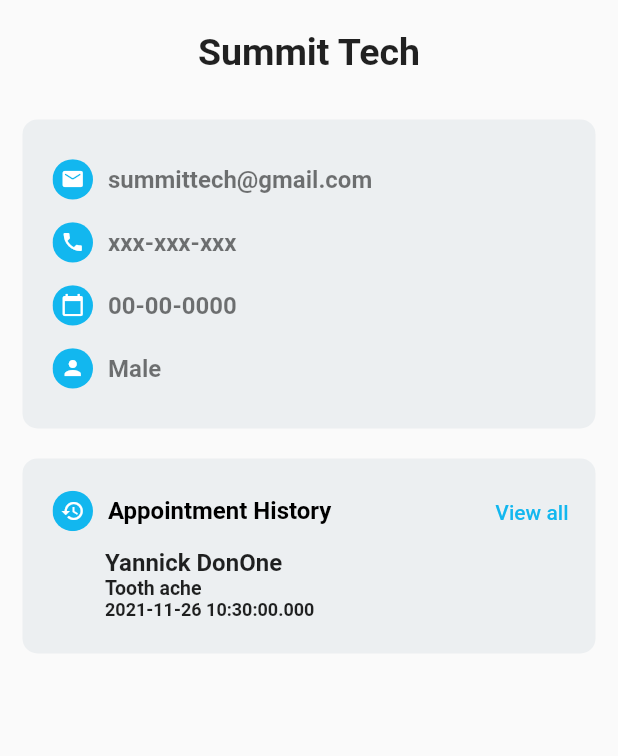
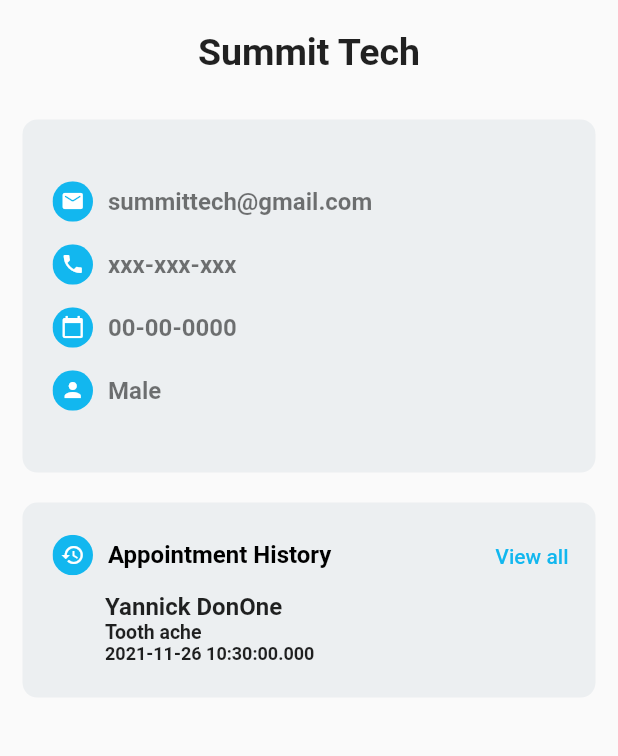
Before and after one commit to Yannick-DonOne/medicare, a Flutter app: the PatientProfileScreen screen opened by its route, on a phone screen of 412 x 824 dp, the part 459-1215 px from its top. Run offline on Flutter 3.47's test engine with Material 2 defaults, Android fonts, the phone set to English and light mode, and no system bars; our stand-ins replace cached_network_image, connectivity, flutter_spinkit, flutter_svg, font_awesome_flutter, shared_preferences; missing offline and left inert: dropdown_below; accounts and stored records are empty; network calls fail.

Commit message:
fixed overflow on patient profile

```diff
--- a/lib/screens/patient/profile/profile_screen.dart
+++ b/lib/screens/patient/profile/profile_screen.dart
@@ -100,7 +100,7 @@ class _PatientProfileScreenState extends State<PatientProfileScreen> {
           Container(
             margin: EdgeInsets.only(left: 15, right: 15),
             padding: EdgeInsets.only(left: 20),
-            height: MediaQuery.of(context).size.height / 4,
+            height: MediaQuery.of(context).size.height / 3.5,
             width: MediaQuery.of(context).size.width,
             decoration: BoxDecoration(
               borderRadius: BorderRadius.circular(10),
--- a/pubspec.yaml
+++ b/pubspec.yaml
@@ -38,7 +38,7 @@ dependencies:
   font_awesome_flutter: ^9.2.0
   dropdown_below: ^1.0.1
   cached_network_image: ^3.1.0
-flutter_spinkit: ^5.1.0
+# flutter_spinkit: ^5.1.0
 
 dev_dependencies:
   flutter_test:
```
Also changed, not shown: lib/screens/patient/appointments/book_appointment.dart (+12 -12 lines), pubspec.lock.
